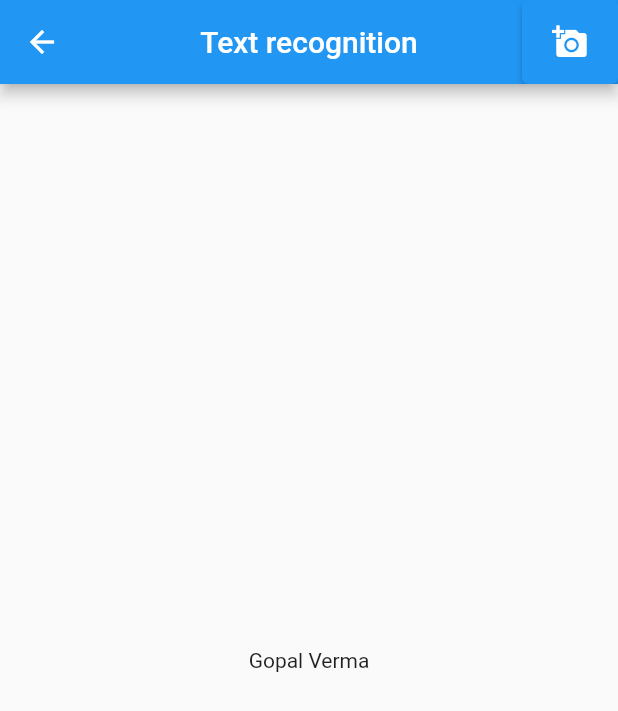
After one commit to GopalVerma1303/google_mlkit_flutter, a Flutter app: the screen it shows after launch, after a tap on "Text recognition", on a phone screen of 412 x 824 dp. The commit adds this screen. Shown: the top 711 px of the screen. Run offline on Flutter 3.47's test engine with Material 2 defaults, Android fonts, the phone set to English and light mode, and no system bars.

Commit message:
added text recognition screen

```diff
--- a/lib/homepage.dart
+++ b/lib/homepage.dart
@@ -1,7 +1,7 @@
 import 'package:flutter/material.dart';
-import 'package:google_mlkit_flutter/tabs/NlpApis.dart';
-import 'package:google_mlkit_flutter/tabs/visionapis.dart';
-import 'package:google_mlkit_flutter/tabs/customapis.dart';
+import 'package:google_mlkit_flutter/tabs/NLPAPIs.dart';
+import 'package:google_mlkit_flutter/tabs/VisionAPIs.dart';
+import 'package:google_mlkit_flutter/tabs/CustomeAPIs.dart';
 
 class HomePage extends StatelessWidget {
   @override
--- /dev/null
+++ b/lib/screens/TextRecognition.dart
@@ -0,0 +1,20 @@
+import 'package:flutter/material.dart';
+
+class TextRecognition extends StatelessWidget {
+  @override
+  Widget build(BuildContext context) {
+    return Scaffold(
+      appBar:
+          AppBar(title: Text("Text recognition"), centerTitle: true, actions: [
+        ElevatedButton(
+          onPressed: () {},
+          child: Icon(
+            Icons.add_a_photo,
+            color: Colors.white,
+          ),
+        )
+      ]),
+      body: Center(child: Text("Gopal Verma")),
+    );
+  }
+}
--- a/lib/tabs/nlpapis.dart
+++ b/lib/tabs/nlpapis.dart
@@ -4,7 +4,8 @@ class nlpapis extends StatelessWidget {
   List<String> itemsList = [
     "Language Identification",
     "Smart Reply",
-    "On-device Translation"
+    "On-device Translation",
+    "Entity Extraction"
   ];
   @override
   Widget build(BuildContext context) {
--- a/lib/tabs/visionapis.dart
+++ b/lib/tabs/visionapis.dart
@@ -1,4 +1,5 @@
 import 'package:flutter/material.dart';
+import 'package:google_mlkit_flutter/screens/TextRecognition.dart';
 
 class visionapis extends StatelessWidget {
   @override
@@ -8,7 +9,10 @@ class visionapis extends StatelessWidget {
     "Face detection",
     "Image labeling",
     "Landmark detection",
-    "Object detection and tracking"
+    "Object detection and tracking",
+    "Digital Ink Recognition",
+    "Pose Detection",
+    "Selfie Segmentation"
   ];
   Widget build(BuildContext context) {
     return Scaffold(
@@ -18,6 +22,10 @@ class visionapis extends StatelessWidget {
           return Card(
             child: ListTile(
               title: Text(itemsList[index]),
+              onTap: () {
+                Navigator.push(context,
+                    MaterialPageRoute(builder: (context) => TextRecognition()));
+              },
             ),
           );
         },
--- a/pubspec.yaml
+++ b/pubspec.yaml
@@ -31,6 +31,9 @@ environment:
 dependencies:
   flutter:
     sdk: flutter
+  google_ml_kit: ^0.13.0
+  image_picker: ^0.8.6+2
+  google_ml_vision: ^0.0.8
 
 
   # The following adds the Cupertino Icons font to your application.
```
Also changed, not shown: lib/tabs/CustomeAPIs.dart (renamed from lib/tabs/customapis.dart), pubspec.lock, 1 other file.
